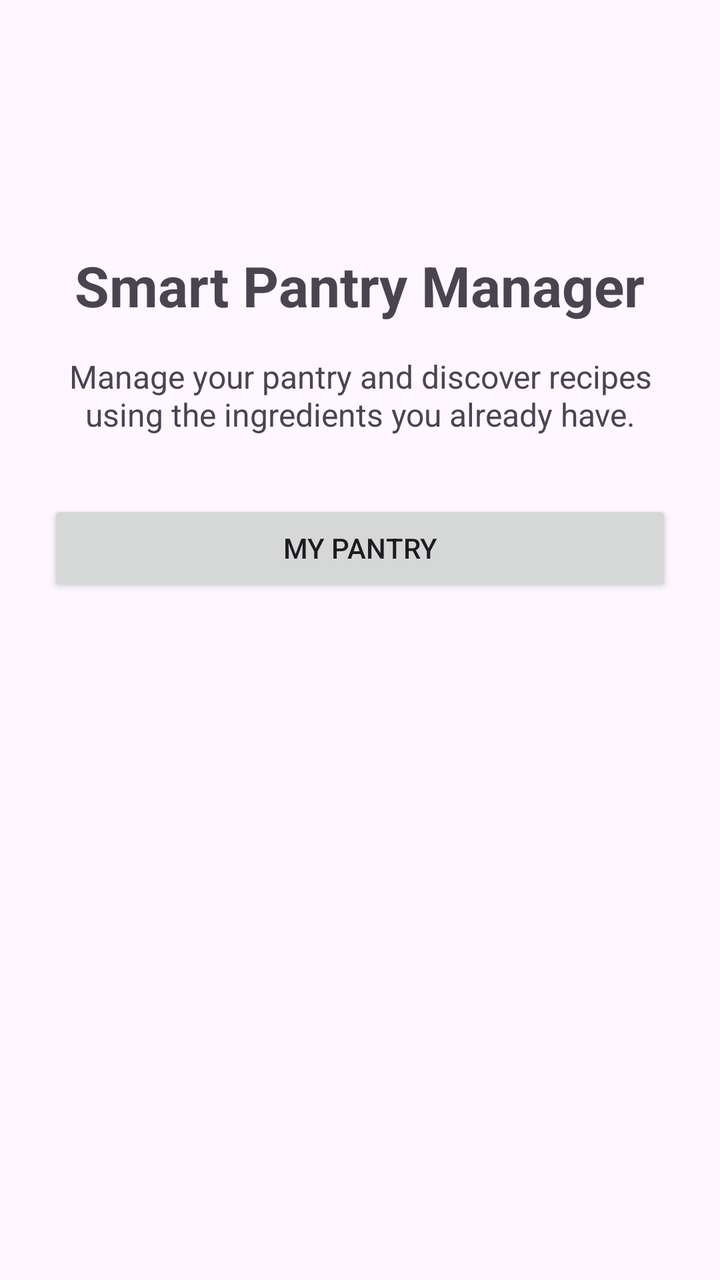
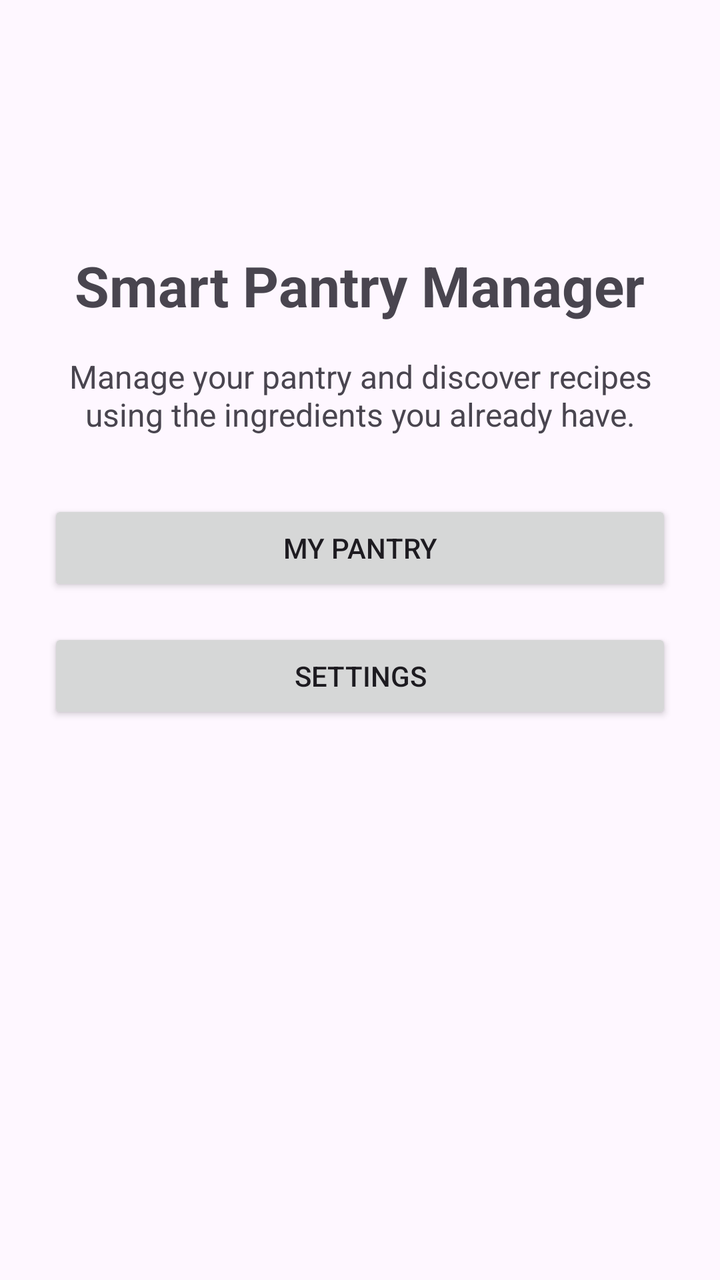

Compare the two renders of this Android layout. The source of the first and the diff that turns it into the second are given below.
<!-- AndroidManifest.xml: application theme Theme.SmartPantryManager -->
<!-- res/layout/activity_main.xml -->
<?xml version="1.0" encoding="utf-8"?>
<androidx.constraintlayout.widget.ConstraintLayout
    xmlns:android="http://schemas.android.com/apk/res/android"
    xmlns:app="http://schemas.android.com/apk/res-auto"
    xmlns:tools="http://schemas.android.com/tools"
    android:id="@+id/main"
    android:layout_width="match_parent"
    android:layout_height="match_parent"
    android:padding="24dp"
    tools:context=".MainActivity">

    <TextView
        android:id="@+id/tvAppTitle"
        android:layout_width="wrap_content"
        android:layout_height="wrap_content"
        android:text="Smart Pantry Manager"
        android:textSize="28sp"
        android:textStyle="bold"
        app:layout_constraintTop_toTopOf="parent"
        app:layout_constraintStart_toStartOf="parent"
        app:layout_constraintEnd_toEndOf="parent"
        android:layout_marginTop="100dp" />

    <TextView
        android:id="@+id/tvAppDescription"
        android:layout_width="0dp"
        android:layout_height="wrap_content"
        android:text="Manage your pantry and discover recipes using the ingredients you already have."
        android:textSize="16sp"
        android:gravity="center"
        android:layout_marginTop="16dp"
        app:layout_constraintTop_toBottomOf="@id/tvAppTitle"
        app:layout_constraintStart_toStartOf="parent"
        app:layout_constraintEnd_toEndOf="parent" />

    <Button
        android:id="@+id/btnMyPantry"
        android:layout_width="0dp"
        android:layout_height="wrap_content"
        android:text="My Pantry"
        android:layout_marginTop="32dp"
        app:layout_constraintTop_toBottomOf="@id/tvAppDescription"
        app:layout_constraintStart_toStartOf="parent"
        app:layout_constraintEnd_toEndOf="parent" />

</androidx.constraintlayout.widget.ConstraintLayout>
<!-- resources referenced by this layout -->
<resources>
  <style name="Theme.SmartPantryManager" parent="Base.Theme.SmartPantryManager" />
  <style name="Base.Theme.SmartPantryManager" parent="Theme.Material3.DayNight.NoActionBar">
          
          
      </style>
</resources>

<!-- the commit's change to res/layout/activity_main.xml (unified diff, before → after) -->
@@ -43,4 +43,14 @@
         app:layout_constraintStart_toStartOf="parent"
         app:layout_constraintEnd_toEndOf="parent" />
 
+    <Button
+        android:id="@+id/btnSettings"
+        android:layout_width="0dp"
+        android:layout_height="wrap_content"
+        android:text="Settings"
+        android:layout_marginTop="16dp"
+        app:layout_constraintTop_toBottomOf="@id/btnMyPantry"
+        app:layout_constraintStart_toStartOf="parent"
+        app:layout_constraintEnd_toEndOf="parent" />
+
 </androidx.constraintlayout.widget.ConstraintLayout>
